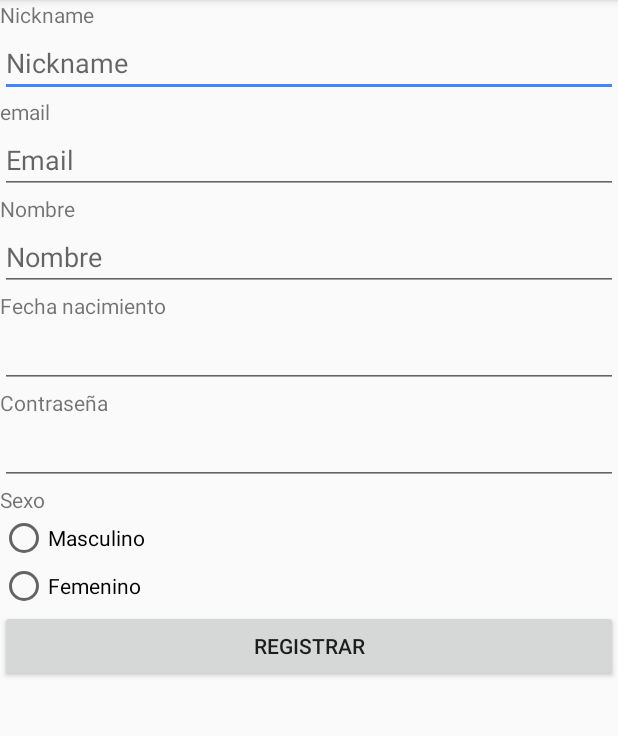
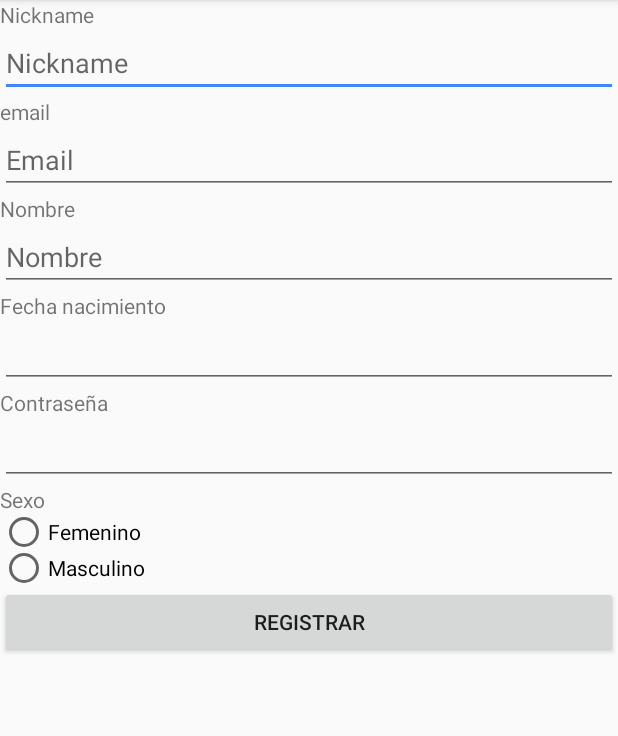
Before and after one commit to erikhermilo/Cynomys, an Android app: the registrous screen opened directly, with no data from a screen before it, on a phone screen of 412 x 824 dp, the part 84-820 px from its top. Run offline under Robolectric (Android 15) with nearby library versions, the phone set to English and light mode, and no system bars; libraries missing offline, so code that uses them is left out: org.ksoap2, org.ksoap2.serialization, org.ksoap2.transport.

Commit message:
Registros

```diff
--- a/app/src/main/java/com/cynomex/cynomys/cynomys/login.java
+++ b/app/src/main/java/com/cynomex/cynomys/cynomys/login.java
@@ -19,7 +19,7 @@ public class login extends AppCompatActivity {
     }
     public void Registro(View view){
 
-        Intent intent = new Intent(this,MapsActivity.class);
+        Intent intent = new Intent(this,registrous.class);
         startActivity(intent);
     }
 }
--- a/app/src/main/res/layout/activity_registrous.xml
+++ b/app/src/main/res/layout/activity_registrous.xml
@@ -85,23 +85,33 @@
             android:layout_height="wrap_content"
             android:text="Sexo" />
 
-        <RadioButton
-            android:id="@+id/radioButton"
+        <RadioGroup
             android:layout_width="match_parent"
-            android:layout_height="wrap_content"
-            android:text="Masculino" />
+            android:layout_height="48dp">
 
-        <RadioButton
-            android:id="@+id/radioButton2"
-            android:layout_width="match_parent"
-            android:layout_height="wrap_content"
-            android:text="Femenino" />
+            <RadioButton
+                android:id="@+id/radioButton2"
+                android:layout_width="match_parent"
+                android:layout_height="wrap_content"
+                android:layout_weight="1"
+                android:text="Femenino" />
+
+            <RadioButton
+                android:id="@+id/radioButton"
+                android:layout_width="match_parent"
+                android:layout_height="wrap_content"
+                android:layout_weight="1"
+                android:text="Masculino" />
+        </RadioGroup>
 
         <Button
             android:id="@+id/button5"
             android:layout_width="match_parent"
             android:layout_height="wrap_content"
-            android:text="Registrar" />
+            android:text="Registrar"
+            android:onClick="Registro"
+
+            />
 
     </LinearLayout>
 </android.support.constraint.ConstraintLayout>
```
Also changed, not shown: app/build.gradle (+2 -5 lines), app/src/main/java/ServiciosWeb/WebService.java (added, +58 -0 lines), 1 other file.
